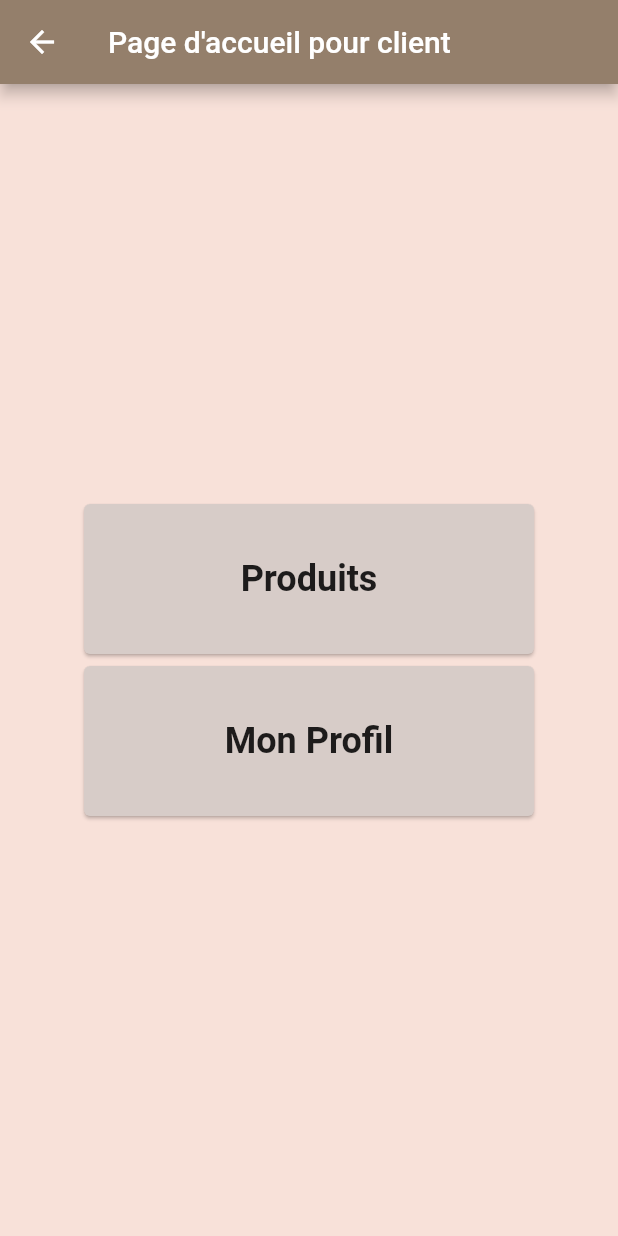
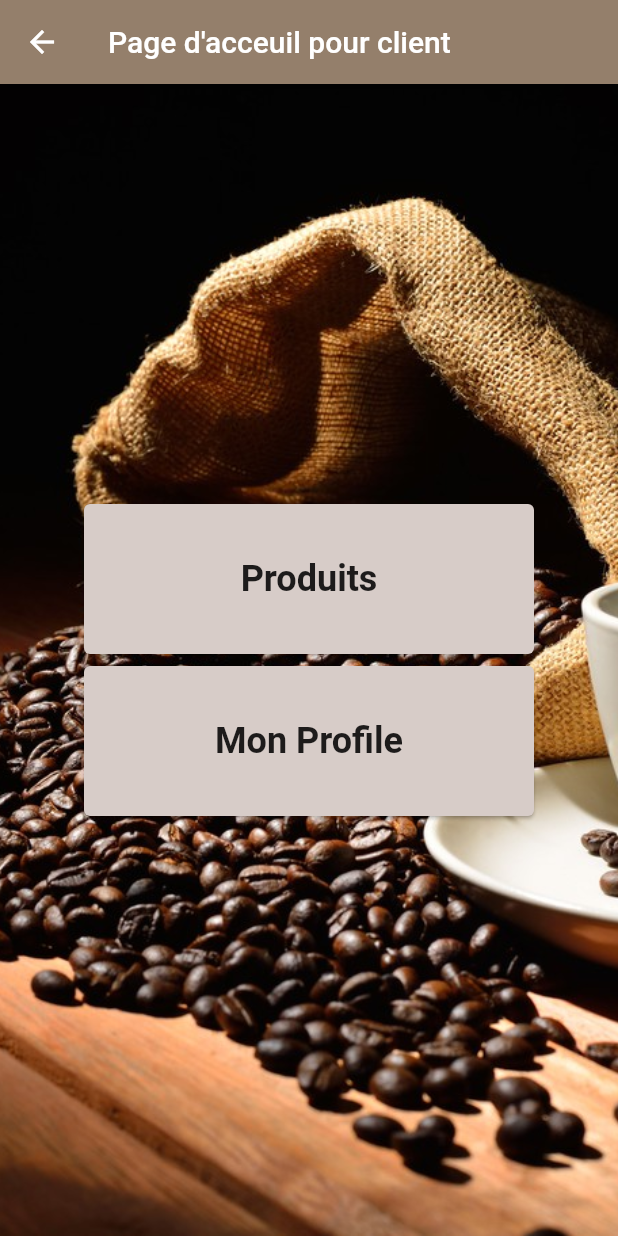
Before and after one commit to Karine-Benhaimi/flutter_project, a Flutter app: the ClientHomePage screen opened directly, on a phone screen of 412 x 824 dp. Run offline on Flutter 3.47's test engine with Material 2 defaults, Android fonts, the phone set to English and light mode, and no system bars; our stand-ins replace flutter_rating_bar, font_awesome_flutter.

Commit message:
background

```diff
--- a/flutter_app/lib/client_home_page.dart
+++ b/flutter_app/lib/client_home_page.dart
@@ -4,19 +4,31 @@ import 'package:flutter_app/profil.dart';
 
 class ClientHomePage extends StatelessWidget {
   @override
+  @override
   Widget build(BuildContext context) {
     return Scaffold(
-      backgroundColor: Color(0xFFF8E1D9),
       appBar: AppBar(
-        title: Text('Page d\'accueil pour client'),
+        title: Text('Page d\'acceuil pour client'),
         backgroundColor: Color(0xFF947F6B),
       ),
-      body: Column(
+      body: Stack(
         children: [
-          Spacer(),
-          CardProduct("Produits"),
-          CardProfil("Mon Profil"),
-          Spacer(),
+          Container(
+            decoration: BoxDecoration(
+              image: DecorationImage(
+                image: AssetImage("assets/coffee/bg.png"),
+                fit: BoxFit.cover,
+              ),
+            ),
+          ),
+          Column(
+            children: [
+              Spacer(),
+              CardProduct('Produits'),
+              CardProfil('Mon Profile'),
+              Spacer(),
+            ],
+          ),
         ],
       ),
     );
@@ -38,7 +50,7 @@ class CardProfil extends StatelessWidget {
               context,
               MaterialPageRoute(builder: (context) => ProfilePage(
                   name: 'Karine',
-                  imageUrl: 'https://nick-intl.mtvnimages.com/uri/mgid:file:gsp:kids-assets:/nick/properties/spongebob-squarepants/characters/gary-character-web-desktop.png?height=0&width=480&matte=true&crop=false',
+                  imageUrl: 'https://366icons.com/media/01/profile-avatar-account-icon-16699.png',
                   bio: 'Coffee lover and enthusiast.',
                   number:'06 01 02 03 04',
                   mail: 'hi@mail.fr'
--- a/flutter_app/lib/clients.dart
+++ b/flutter_app/lib/clients.dart
@@ -115,7 +115,7 @@ class DetailClientPage extends StatelessWidget {
                 height: 200,
                 child: CircleAvatar(
                   radius: 100.0,
-                  backgroundImage: NetworkImage('https://nick-intl.mtvnimages.com/uri/mgid:file:gsp:kids-assets:/nick/properties/spongebob-squarepants/characters/gary-character-web-desktop.png?height=0&width=480&matte=true&crop=false'),
+                  backgroundImage: NetworkImage('https://366icons.com/media/01/profile-avatar-account-icon-16699.png'),
                   backgroundColor: Color(0xFFF8E1D9),
                 ),
               ),
--- a/flutter_app/lib/profil.dart
+++ b/flutter_app/lib/profil.dart
@@ -19,7 +19,7 @@ class ProfilePage extends StatelessWidget {
       ),
       body: Padding(
         padding: const EdgeInsets.all(16.0),
-        child: Column(
+        child : Column(
           crossAxisAlignment: CrossAxisAlignment.start,
           children: <Widget> [
             Center (
```
Also changed, not shown: flutter_app/lib/admin_home_page.dart (+17 -3 lines), flutter_app/assets/coffee/bg.jpg (added), flutter_app/assets/coffee/bg.png (added).
